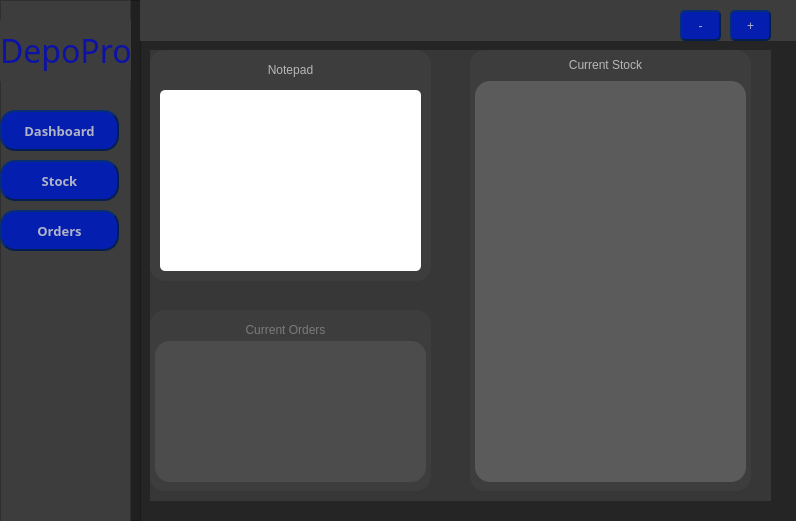
AlexOfRivia/DepoPro, file DepoPro/DepoPro.ui: the form before one commit.
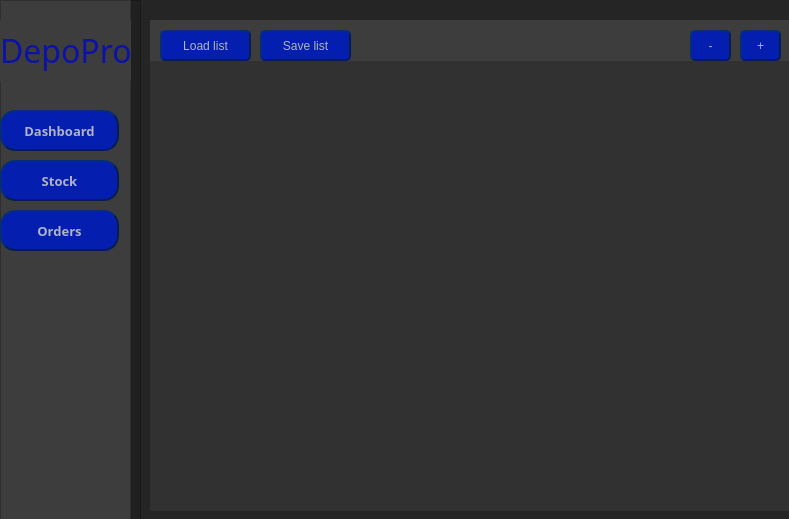
The form after the commit. The open tabs and pages were chosen to show the change.

Commit message: Started to make some improvements to the UI

The edit to the form file:
```diff
--- a/DepoPro/DepoPro.ui
+++ b/DepoPro/DepoPro.ui
@@ -6,8 +6,8 @@
    <rect>
     <x>0</x>
     <y>0</y>
-    <width>796</width>
-    <height>521</height>
+    <width>789</width>
+    <height>519</height>
    </rect>
   </property>
   <property name="windowTitle">
@@ -279,265 +279,25 @@
      </widget>
     </widget>
    </widget>
-   <widget class="QFrame" name="frame">
+   <widget class="QStackedWidget" name="stackedWidget">
     <property name="geometry">
      <rect>
-      <x>140</x>
+      <x>150</x>
       <y>0</y>
-      <width>661</width>
-      <height>41</height>
+      <width>641</width>
+      <height>511</height>
      </rect>
     </property>
-    <property name="styleSheet">
-     <string notr="true">QFrame
-{
-    border:none;
-	background-color: rgb(61,61,61);
-}</string>
-    </property>
-    <property name="frameShape">
-     <enum>QFrame::Shape::StyledPanel</enum>
-    </property>
-    <property name="frameShadow">
-     <enum>QFrame::Shadow::Raised</enum>
-    </property>
-    <widget class="QPushButton" name="addButton">
-     <property name="geometry">
-      <rect>
-       <x>590</x>
-       <y>10</y>
-       <width>41</width>
-       <height>31</height>
-      </rect>
-     </property>
-     <property name="maximumSize">
-      <size>
-       <width>41</width>
-       <height>16777215</height>
-      </size>
-     </property>
-     <property name="styleSheet">
-      <string notr="true">QPushButton#addButton{
-	font: 700 10pt &quot;Britannic&quot;;
-	color: rgba(200,200,200,225);
-	background-color: rgba(4,30,176,255);		
-	border-radius: 5px;
-	border-style: outset;
-    border-width: 2px;
-    border-color: rgba(4,30,80,255);	
-}
-QPushButton#addButton:Hover
-{
-	background-color: rgba(4,30,146,255);	
-	border: inset;
-}
-QPushButton#addButton:Pressed
-{
-	background-color: rgba(4,30,120,255);	
-	border: inset;
-}
-</string>
-     </property>
-     <property name="text">
-      <string>+</string>
-     </property>
-    </widget>
-    <widget class="QPushButton" name="removeButton">
-     <property name="geometry">
-      <rect>
-       <x>540</x>
-       <y>10</y>
-       <width>41</width>
-       <height>31</height>
-      </rect>
-     </property>
-     <property name="styleSheet">
-      <string notr="true">QPushButton#removeButton{
-	font: 700 10pt &quot;Britannic&quot;;
-	color: rgba(200,200,200,225);
-	background-color: rgba(4,30,176,255);		
-	border-radius: 5px;
-	border-style: outset;
-    border-width: 2px;
-    border-color: rgba(4,30,80,255);	
-}
-QPushButton#removeButton:Hover
-{
-	background-color: rgba(4,30,146,255);	
-	border: inset;
-}
-QPushButton#removeButton:Pressed
-{
-	background-color: rgba(4,30,120,255);	
-	border: inset;
-}
-</string>
-     </property>
-     <property name="text">
-      <string>-</string>
-     </property>
-    </widget>
-    <widget class="QPushButton" name="loadButton">
-     <property name="geometry">
-      <rect>
-       <x>10</x>
-       <y>10</y>
-       <width>91</width>
-       <height>31</height>
-      </rect>
-     </property>
-     <property name="styleSheet">
-      <string notr="true">QPushButton#loadButton{
-	font: 700 10pt &quot;Britannic&quot;;
-	color: rgba(200,200,200,225);
-	background-color: rgba(4,30,176,255);		
-	border-radius: 5px;
-	border-style: outset;
-    border-width: 2px;
-    border-color: rgba(4,30,80,255);	
-}
-QPushButton#loadButton:Hover
-{
-	background-color: rgba(4,30,146,255);	
-	border: inset;
-}
-QPushButton#loadButton:Pressed
-{
-	background-color: rgba(4,30,120,255);	
-	border: inset;
-}
-</string>
-     </property>
-     <property name="text">
-      <string>Load list</string>
-     </property>
-    </widget>
-    <widget class="QPushButton" name="saveButton">
-     <property name="geometry">
-      <rect>
-       <x>110</x>
-       <y>10</y>
-       <width>91</width>
-       <height>31</height>
-      </rect>
-     </property>
-     <property name="styleSheet">
-      <string notr="true">QPushButton#saveButton{
-	font: 700 10pt &quot;Britannic&quot;;
-	color: rgba(200,200,200,225);
-	background-color: rgba(4,30,176,255);		
-	border-radius: 5px;
-	border-style: outset;
-    border-width: 2px;
-    border-color: rgba(4,30,80,255);	
-}
-QPushButton#saveButton:Hover
-{
-	background-color: rgba(4,30,146,255);	
-	border: inset;
-}
-QPushButton#saveButton:Pressed
-{
-	background-color: rgba(4,30,120,255);	
-	border: inset;
-}
-</string>
-     </property>
-     <property name="text">
-      <string>Save list</string>
-     </property>
-    </widget>
-   </widget>
-   <widget class="QListWidget" name="itemList">
-    <property name="geometry">
-     <rect>
-      <x>150</x>
-      <y>50</y>
-      <width>621</width>
-      <height>451</height>
-     </rect>
-    </property>
-    <property name="styleSheet">
-     <string notr="true">QListWidget
-{
-	border:none;
-	background-color: rgba(61,61,61,128);
-}</string>
-    </property>
-    <property name="spacing">
+    <property name="currentIndex">
      <number>1</number>
     </property>
-    <property name="currentRow">
-     <number>-1</number>
-    </property>
-   </widget>
-   <widget class="QFrame" name="NotepadFrame">
-    <property name="geometry">
-     <rect>
-      <x>150</x>
-      <y>50</y>
-      <width>281</width>
-      <height>231</height>
-     </rect>
-    </property>
-    <property name="styleSheet">
-     <string notr="true">QFrame
-{
-	background-color: rgb(61,61,61);
-	border-style: inset;
-	border-radius: 15px;
-}</string>
-    </property>
-    <property name="frameShape">
-     <enum>QFrame::Shape::StyledPanel</enum>
-    </property>
-    <property name="frameShadow">
-     <enum>QFrame::Shadow::Raised</enum>
-    </property>
-    <widget class="QTextEdit" name="textEdit">
-     <property name="geometry">
-      <rect>
-       <x>10</x>
-       <y>40</y>
-       <width>261</width>
-       <height>181</height>
-      </rect>
-     </property>
-     <property name="styleSheet">
-      <string notr="true">QTextEdit
-{
-	background-color: white;
-	border-radius:5px
-}</string>
-     </property>
-    </widget>
-    <widget class="QLabel" name="label">
-     <property name="geometry">
-      <rect>
-       <x>10</x>
-       <y>10</y>
-       <width>261</width>
-       <height>21</height>
-      </rect>
-     </property>
-     <property name="styleSheet">
-      <string notr="true">QLabel
-{
-	font: 700 12pt &quot;Britannic&quot;;
-	color: rgba(200,200,200,225);
-}</string>
-     </property>
-     <property name="text">
-      <string>&lt;html&gt;&lt;head/&gt;&lt;body&gt;&lt;p align=&quot;center&quot;&gt;Notepad&lt;/p&gt;&lt;/body&gt;&lt;/html&gt;</string>
-     </property>
-    </widget>
-   </widget>
+    <widget class="QWidget" name="page">
    <widget class="QListWidget" name="orderList">
     <property name="geometry">
      <rect>
-      <x>150</x>
-      <y>50</y>
-      <width>621</width>
+        <x>0</x>
+        <y>60</y>
+        <width>641</width>
       <height>451</height>
      </rect>
     </property>
@@ -558,9 +318,9 @@
    <widget class="QFrame" name="orderFrame">
     <property name="geometry">
      <rect>
-      <x>140</x>
-      <y>0</y>
-      <width>661</width>
+        <x>0</x>
+        <y>20</y>
+        <width>641</width>
       <height>41</height>
      </rect>
     </property>
@@ -654,10 +414,73 @@
      </property>
     </widget>
    </widget>
+    </widget>
+    <widget class="QWidget" name="page_3">
+     <widget class="QFrame" name="NotepadFrame">
+      <property name="geometry">
+       <rect>
+        <x>20</x>
+        <y>50</y>
+        <width>281</width>
+        <height>231</height>
+       </rect>
+      </property>
+      <property name="styleSheet">
+       <string notr="true">QFrame
+{
+	background-color: rgb(61,61,61);
+	border-style: inset;
+	border-radius: 15px;
+}</string>
+      </property>
+      <property name="frameShape">
+       <enum>QFrame::Shape::StyledPanel</enum>
+      </property>
+      <property name="frameShadow">
+       <enum>QFrame::Shadow::Raised</enum>
+      </property>
+      <widget class="QTextEdit" name="textEdit">
+       <property name="geometry">
+        <rect>
+         <x>10</x>
+         <y>40</y>
+         <width>261</width>
+         <height>181</height>
+        </rect>
+       </property>
+       <property name="styleSheet">
+        <string notr="true">QTextEdit
+{
+	background-color: white;
+	border-radius:5px
+}</string>
+       </property>
+      </widget>
+      <widget class="QLabel" name="label">
+       <property name="geometry">
+        <rect>
+         <x>10</x>
+         <y>10</y>
+         <width>261</width>
+         <height>21</height>
+        </rect>
+       </property>
+       <property name="styleSheet">
+        <string notr="true">QLabel
+{
+	font: 700 12pt &quot;Britannic&quot;;
+	color: rgba(200,200,200,225);
+}</string>
+       </property>
+       <property name="text">
+        <string>&lt;html&gt;&lt;head/&gt;&lt;body&gt;&lt;p align=&quot;center&quot;&gt;Notepad&lt;/p&gt;&lt;/body&gt;&lt;/html&gt;</string>
+       </property>
+      </widget>
+     </widget>
    <widget class="QFrame" name="orderWidget">
     <property name="geometry">
      <rect>
-      <x>150</x>
+        <x>20</x>
       <y>310</y>
       <width>281</width>
       <height>181</height>
@@ -718,7 +541,7 @@
    <widget class="QFrame" name="stockWidget">
     <property name="geometry">
      <rect>
-      <x>470</x>
+        <x>340</x>
       <y>50</y>
       <width>281</width>
       <height>441</height>
@@ -776,14 +599,202 @@
      </property>
     </widget>
    </widget>
-   <zorder>orderList</zorder>
-   <zorder>orderWidget</zorder>
-   <zorder>Sidebar_2</zorder>
-   <zorder>frame</zorder>
-   <zorder>itemList</zorder>
-   <zorder>NotepadFrame</zorder>
-   <zorder>orderFrame</zorder>
-   <zorder>stockWidget</zorder>
+    </widget>
+    <widget class="QWidget" name="page_2">
+     <widget class="QListWidget" name="itemList">
+      <property name="geometry">
+       <rect>
+        <x>0</x>
+        <y>60</y>
+        <width>641</width>
+        <height>451</height>
+       </rect>
+      </property>
+      <property name="styleSheet">
+       <string notr="true">QListWidget
+{
+	border:none;
+	background-color: rgba(61,61,61,128);
+}</string>
+      </property>
+      <property name="spacing">
+       <number>1</number>
+      </property>
+      <property name="currentRow">
+       <number>-1</number>
+      </property>
+     </widget>
+     <widget class="QFrame" name="frame">
+      <property name="geometry">
+       <rect>
+        <x>0</x>
+        <y>20</y>
+        <width>641</width>
+        <height>41</height>
+       </rect>
+      </property>
+      <property name="styleSheet">
+       <string notr="true">QFrame
+{
+    border:none;
+	background-color: rgb(61,61,61);
+}</string>
+      </property>
+      <property name="frameShape">
+       <enum>QFrame::Shape::StyledPanel</enum>
+      </property>
+      <property name="frameShadow">
+       <enum>QFrame::Shadow::Raised</enum>
+      </property>
+      <widget class="QPushButton" name="addButton">
+       <property name="geometry">
+        <rect>
+         <x>590</x>
+         <y>10</y>
+         <width>41</width>
+         <height>31</height>
+        </rect>
+       </property>
+       <property name="maximumSize">
+        <size>
+         <width>41</width>
+         <height>16777215</height>
+        </size>
+       </property>
+       <property name="styleSheet">
+        <string notr="true">QPushButton#addButton{
+	font: 700 10pt &quot;Britannic&quot;;
+	color: rgba(200,200,200,225);
+	background-color: rgba(4,30,176,255);		
+	border-radius: 5px;
+	border-style: outset;
+    border-width: 2px;
+    border-color: rgba(4,30,80,255);	
+}
+QPushButton#addButton:Hover
+{
+	background-color: rgba(4,30,146,255);	
+	border: inset;
+}
+QPushButton#addButton:Pressed
+{
+	background-color: rgba(4,30,120,255);	
+	border: inset;
+}
+</string>
+       </property>
+       <property name="text">
+        <string>+</string>
+       </property>
+      </widget>
+      <widget class="QPushButton" name="removeButton">
+       <property name="geometry">
+        <rect>
+         <x>540</x>
+         <y>10</y>
+         <width>41</width>
+         <height>31</height>
+        </rect>
+       </property>
+       <property name="styleSheet">
+        <string notr="true">QPushButton#removeButton{
+	font: 700 10pt &quot;Britannic&quot;;
+	color: rgba(200,200,200,225);
+	background-color: rgba(4,30,176,255);		
+	border-radius: 5px;
+	border-style: outset;
+    border-width: 2px;
+    border-color: rgba(4,30,80,255);	
+}
+QPushButton#removeButton:Hover
+{
+	background-color: rgba(4,30,146,255);	
+	border: inset;
+}
+QPushButton#removeButton:Pressed
+{
+	background-color: rgba(4,30,120,255);	
+	border: inset;
+}
+</string>
+       </property>
+       <property name="text">
+        <string>-</string>
+       </property>
+      </widget>
+      <widget class="QPushButton" name="loadButton">
+       <property name="geometry">
+        <rect>
+         <x>10</x>
+         <y>10</y>
+         <width>91</width>
+         <height>31</height>
+        </rect>
+       </property>
+       <property name="styleSheet">
+        <string notr="true">QPushButton#loadButton{
+	font: 700 10pt &quot;Britannic&quot;;
+	color: rgba(200,200,200,225);
+	background-color: rgba(4,30,176,255);		
+	border-radius: 5px;
+	border-style: outset;
+    border-width: 2px;
+    border-color: rgba(4,30,80,255);	
+}
+QPushButton#loadButton:Hover
+{
+	background-color: rgba(4,30,146,255);	
+	border: inset;
+}
+QPushButton#loadButton:Pressed
+{
+	background-color: rgba(4,30,120,255);	
+	border: inset;
+}
+</string>
+       </property>
+       <property name="text">
+        <string>Load list</string>
+       </property>
+      </widget>
+      <widget class="QPushButton" name="saveButton">
+       <property name="geometry">
+        <rect>
+         <x>110</x>
+         <y>10</y>
+         <width>91</width>
+         <height>31</height>
+        </rect>
+       </property>
+       <property name="styleSheet">
+        <string notr="true">QPushButton#saveButton{
+	font: 700 10pt &quot;Britannic&quot;;
+	color: rgba(200,200,200,225);
+	background-color: rgba(4,30,176,255);		
+	border-radius: 5px;
+	border-style: outset;
+    border-width: 2px;
+    border-color: rgba(4,30,80,255);	
+}
+QPushButton#saveButton:Hover
+{
+	background-color: rgba(4,30,146,255);	
+	border: inset;
+}
+QPushButton#saveButton:Pressed
+{
+	background-color: rgba(4,30,120,255);	
+	border: inset;
+}
+</string>
+       </property>
+       <property name="text">
+        <string>Save list</string>
+       </property>
+      </widget>
+     </widget>
+    </widget>
+   </widget>
   </widget>
  </widget>
  <layoutdefault spacing="6" margin="11"/>
```
Left out of the diff: 20 changed lines with no effect on the pictures. Lines whose indentation alone changed are shown as unchanged. The commit also changes 1 other file.
